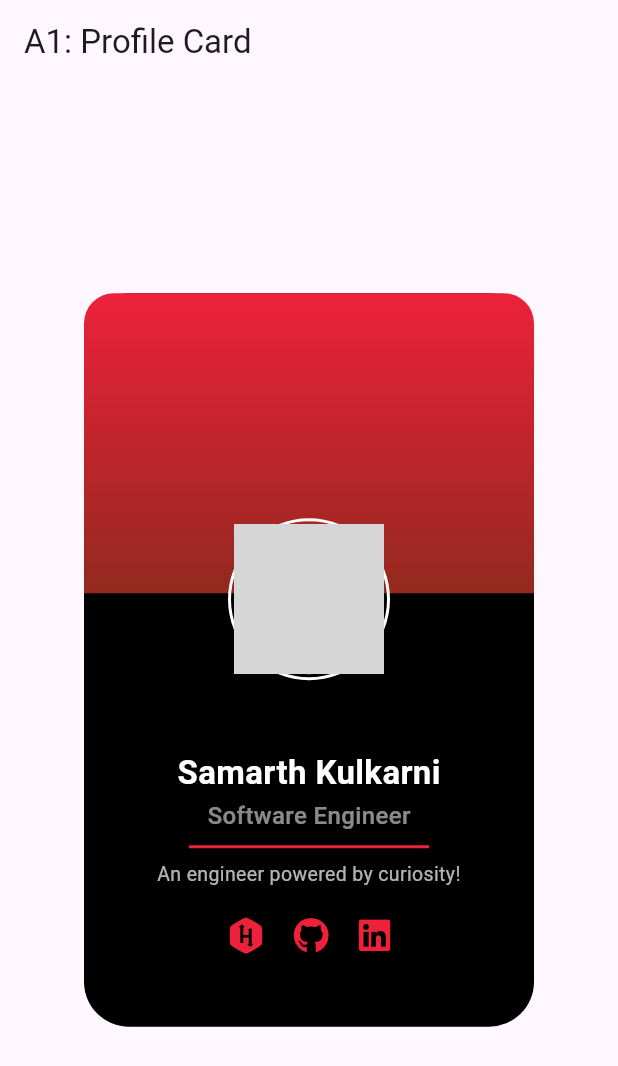
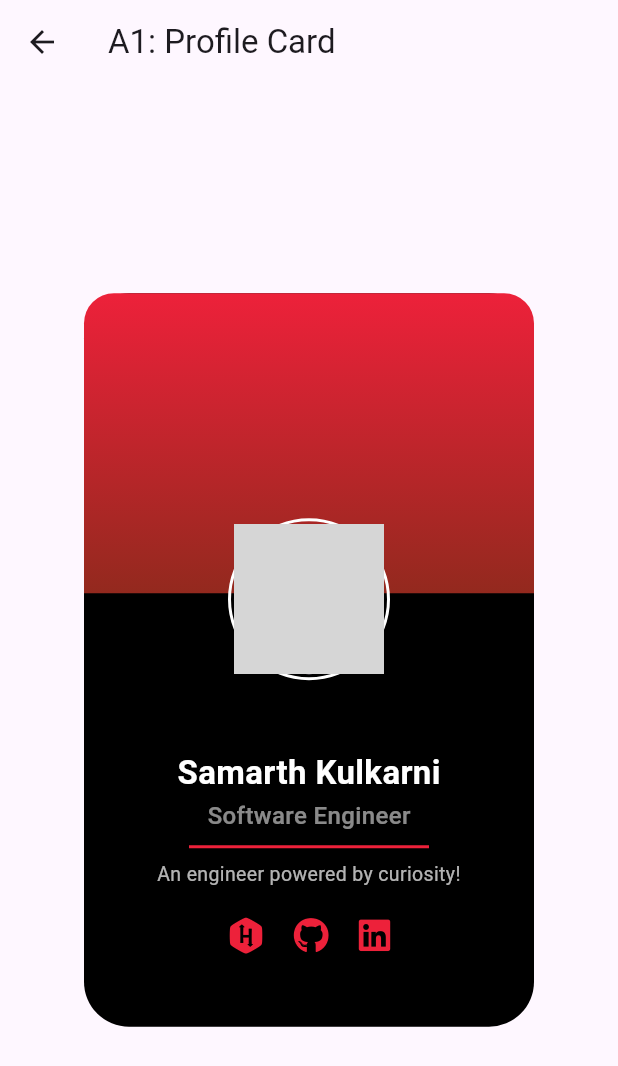
Before and after one commit to samrocks03/Flutter-Assignments, a Flutter app: the screen it shows after launch, after a tap on "Assignment 1: Profile Card", on a phone screen of 412 x 824 dp. Shown: the top 1066 px of the screen. Run offline on Flutter 3.47's test engine with Material 3 defaults, Android fonts, the phone set to English and light mode, and no system bars; our stand-ins replace font_awesome_flutter; missing offline and left inert: tailwind_standards; network calls fail; grey boxes are pictures that could not be loaded.

Commit message:
[move]: HomeDrawer and HomeScreen components with navigation to another file

```diff
--- /dev/null
+++ b/lib/assignments/assignment_one/drawer.dart
@@ -0,0 +1,50 @@
+import 'package:flutter/material.dart';
+import 'package:flutter_assignments/constants/profile_constants.dart';
+import 'package:flutter_assignments/helpers/navigation_helpers.dart';
+import 'package:tailwind_standards/tailwind_standards.dart';
+
+class HomeDrawer extends StatelessWidget {
+  final ProfileModel userProfile;
+
+  const HomeDrawer({super.key, required this.userProfile});
+
+  @override
+  Widget build(BuildContext context) {
+    return Drawer(
+        backgroundColor: TColor.slate100,
+        child: ListView(
+          children: [
+            Container(
+              color: TColor.slate400,
+              padding: const EdgeInsets.all(16),
+              child: Column(
+                crossAxisAlignment: CrossAxisAlignment.start,
+                children: [
+                  GestureDetector(
+                    onTap: () {
+                      // trying out positional arguments
+                      NavigationHelpers.navigateToProfileCard(context: context);
+                    },
+                    child: CircleAvatar(
+                      backgroundImage: NetworkImage(userProfile.imageUrl),
+                      radius: 40,
+                    ),
+                  ),
+
+                  SizedBox(height: 10),
+
+                  Text(userProfile.name, style: TextStyle(color: TColor.slate100, fontSize: 24)),
+
+                  Text(userProfile.role, style: TextStyle(color: TColor.slate100.withOpacity(0.9), fontSize: 14)),
+
+                  Text('Current Project: ${userProfile.currentProject}', style: TextStyle(color: TColor.slate100.withOpacity(0.8), fontSize: 12)),
+                ],
+              ),
+            ),
+
+
+          ],
+        ),
+      );
+  }
+}
--- /dev/null
+++ b/lib/assignments/home.dart
@@ -0,0 +1,52 @@
+import 'package:flutter/material.dart';
+import 'package:flutter_assignments/constants/accessories_styles.dart';
+import 'package:flutter_assignments/constants/profile_constants.dart';
+import 'package:flutter_assignments/helpers/navigation_helpers.dart';
+import 'package:flutter_assignments/routes/route_names.dart';
+
+class HomeScreen extends StatelessWidget {
+  const HomeScreen({super.key});
+
+  @override
+  Widget build(BuildContext context) {
+    return Align(
+        alignment: Alignment.topCenter,
+        child: Column(
+          spacing: 20,
+          children: [
+            SizedBox(height: 10),
+
+            Text('All assignments will be listed here:'),
+
+            ElevatedButton(
+              style: roundedElevatedButtonStyle,
+              onPressed: () {
+                NavigationHelpers.navigateToProfileCard(context: context);
+              },
+              child: Text('Assignment 1: Profile Card'),
+            ),
+
+            ElevatedButton(
+              style: roundedElevatedButtonStyle,
+              onPressed: () {
+                NavigationHelpers.navigateToProfileCardWithData(
+                  context,
+                  ProfileConstants.ajinkyaKaranjikarProfile,
+                );
+              },
+              child: Text('Assignment 2: Profile Card passing data'),
+            ),
+
+            ElevatedButton(
+              style: roundedElevatedButtonStyle,
+              onPressed: () {
+                Navigator.pushNamed(context, RouteNames.timePass);
+              },
+              child: Text('TP card'),
+            ),
+
+          ],
+        ),
+      );
+  }
+}
--- a/lib/main.dart
+++ b/lib/main.dart
@@ -1,7 +1,7 @@
 import 'package:flutter/material.dart';
-// import 'package:flutter_assignments/assignments/assignment_one/profile_card.dart';
+import 'package:flutter_assignments/assignments/assignment_one/drawer.dart';
+import 'package:flutter_assignments/assignments/home.dart';
 import 'package:flutter_assignments/constants/profile_constants.dart';
-import 'package:flutter_assignments/helpers/navigation_helpers.dart';
 import 'package:flutter_assignments/routes/route_generator.dart';
 import 'package:tailwind_standards/tailwind_standards.dart';
 
@@ -63,81 +63,8 @@ class AllAssignments extends StatelessWidget {
           ),
         ),
       ),
-      drawer: Drawer(
-        backgroundColor: TColor.slate100,
-        child: ListView(
-          children: [
-            Container(
-              color: TColor.slate400,
-              padding: const EdgeInsets.all(16),
-              child: Column(
-                crossAxisAlignment: CrossAxisAlignment.start,
-                children: [
-                  GestureDetector(
-                    onTap: () {
-                      // trying out positional arguments
-                      NavigationHelpers.navigateToProfileCard(context: context);
-                    },
-                    child: CircleAvatar(
-                      backgroundImage: NetworkImage(samarthProfile?.imageUrl ?? 'https://avatars.githubusercontent.com/u/85547877?v=4'),
-                      radius: 40,
-                    ),
-                  ),
-
-                  SizedBox(height: 10),
-
-                  Text(samarthProfile?.name ?? 'Samarth Kulkarni', style: TextStyle(color: TColor.slate100, fontSize: 24)),
-
-                  Text(samarthProfile?.role ?? 'Software Engineer', style: TextStyle(color: TColor.slate100.withOpacity(0.9), fontSize: 14)),
-
-                  Text('Current Project: ${samarthProfile?.currentProject ?? 'Kindkart'}', style: TextStyle(color: TColor.slate100.withOpacity(0.8), fontSize: 12)),
-                ],
-              ),
-            ),
-
-
-          ],
-        ),
-      ),
-
-      body: Align(
-        alignment: Alignment.topCenter,
-        child: Column(
-          spacing: 20,
-          children: [
-            SizedBox(height: 10),
-
-            Text('All assignments will be listed here:'),
-
-            ElevatedButton(
-              onPressed: () {
-                // Navigator.push(
-                //   context,
-                //   MaterialPageRoute(builder: (context) => ProfileCard()),
-                // );
-
-                NavigationHelpers.navigateAndReplace(context, RouteGenerator.profileCardWithData);
-              },
-              child: Text('Assignment 1: Profile Card'),
-            ),
-
-            ElevatedButton(
-              onPressed: () {
-                // Navigator.push(
-                //   context,
-                //   MaterialPageRoute(builder: (context) => ProfileCard(profile: ProfileConstants.ajinkyaKaranjikarProfile)),
-                // );
-
-                NavigationHelpers.navigateToProfileCardWithData(
-                  context,
-                  ProfileConstants.ajinkyaKaranjikarProfile,
-                );
-              },
-              child: Text('Assignment 2: Profile Card passing data'),
-            ),
-          ],
-        ),
-      )
+      drawer: HomeDrawer(userProfile: samarthProfile!),
+      body: HomeScreen()
     );
   }
 }
--- a/lib/routes/route_generator.dart
+++ b/lib/routes/route_generator.dart
@@ -3,6 +3,7 @@ import 'package:flutter_assignments/assignments/assignment_one/profile_card.dart
 import 'package:flutter_assignments/constants/profile_constants.dart';
 import 'package:flutter_assignments/main.dart';
 import 'package:flutter_assignments/routes/route_names.dart';
+import 'package:flutter_assignments/time_pass.dart';
 
 class RouteGenerator {
   // static const String home = '/';
@@ -12,6 +13,7 @@ class RouteGenerator {
   static const String home = RouteNames.home;
   static const String profileCard = RouteNames.profileCard;
   static const String profileCardWithData = RouteNames.profileCardWithData;
+  static const String timePass = RouteNames.timePass;
 
   static Route<dynamic> generateRoute(RouteSettings settings) {
     switch (settings.name) {
@@ -40,6 +42,9 @@ class RouteGenerator {
           builder: (_) => ProfileCard(profile: ProfileConstants.samarthKulkarniProfile),
         );
 
+      case timePass:
+        return MaterialPageRoute(builder: (_) => TimePass());
+
         default:
           return MaterialPageRoute(
             builder: (_) => const AllAssignments(title: 'List Of Assignments'),
--- a/lib/routes/route_names.dart
+++ b/lib/routes/route_names.dart
@@ -3,4 +3,5 @@ class RouteNames {
   static const String profileCard = '/profile-card';
   static const String profileCardWithData = '/profile-card-with-data';
   static const String profileList = '/profile-list';
+  static const String timePass = '/timepass';
 }
--- /dev/null
+++ b/lib/time_pass.dart
@@ -0,0 +1,14 @@
+
+
+import 'package:flutter/material.dart';
+
+class TimePass extends StatelessWidget {
+  const TimePass({super.key});
+
+  @override
+  Widget build(BuildContext context) {
+    return const MaterialApp(
+
+    );
+  }
+}
```
Also changed, not shown: lib/assignments/assignment_one/profile_card.dart (+4 -4 lines), lib/constants/accessories_styles.dart (added, +7 -0 lines).
